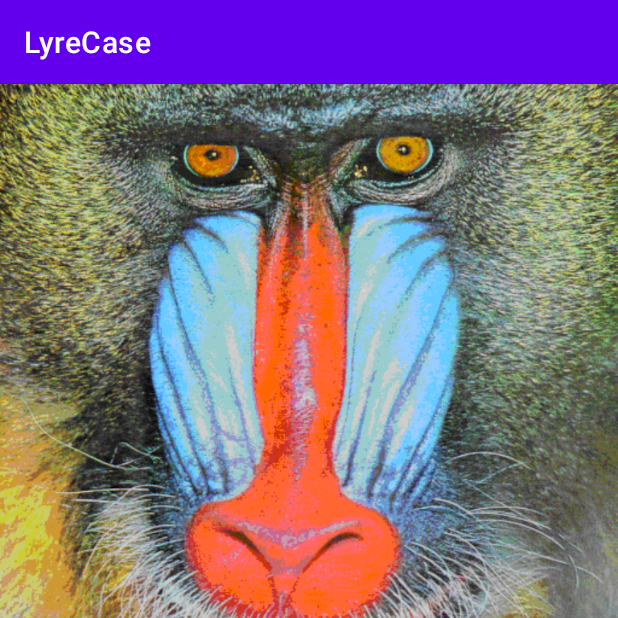
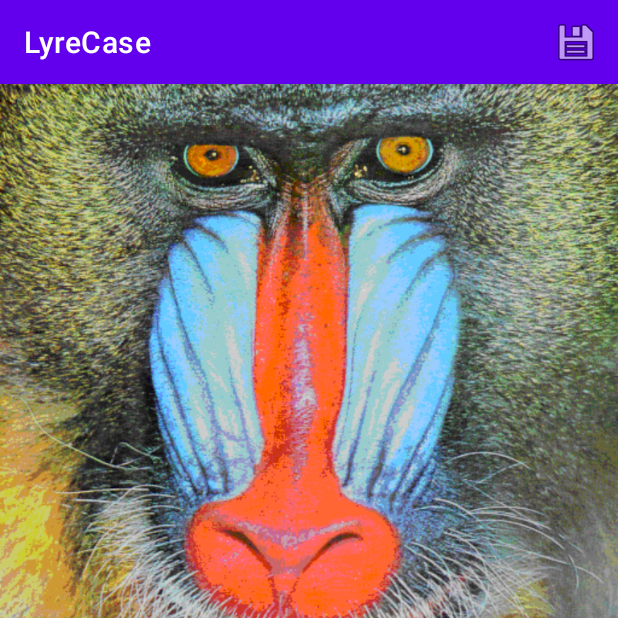
Before and after one commit to cnrlk/lyrecase, an Android app: the screen it shows after launch (MainActivity), on a phone screen of 412 x 824 dp, the top half of it. Run offline under Robolectric (Android 15) with nearby library versions, the phone set to English and light mode, and no system bars; our stand-ins replace Dagger/Hilt's generated code, data binding; network calls fail; pictures from the network do not load; 1 statement that could not run was skipped.

Commit message:
feat: save function added

```diff
--- /dev/null
+++ b/app/src/main/res/menu/menu.xml
@@ -0,0 +1,10 @@
+<?xml version="1.0" encoding="utf-8"?>
+<menu xmlns:android="http://schemas.android.com/apk/res/android"
+    xmlns:app="http://schemas.android.com/apk/res-auto">
+    <item
+        android:id="@+id/mybutton"
+        android:title=""
+        app:showAsAction="always"
+        android:icon="@android:drawable/ic_menu_save"
+        />
+</menu>
```
Also changed, not shown: app/src/main/AndroidManifest.xml (+7 -4 lines), app/src/main/java/com/caneru/lyrecase/ui/MainActivity.kt (+54 -2 lines), app/src/main/java/com/caneru/lyrecase/ui/view/OverlayImageView.kt (+15 -5 lines).
